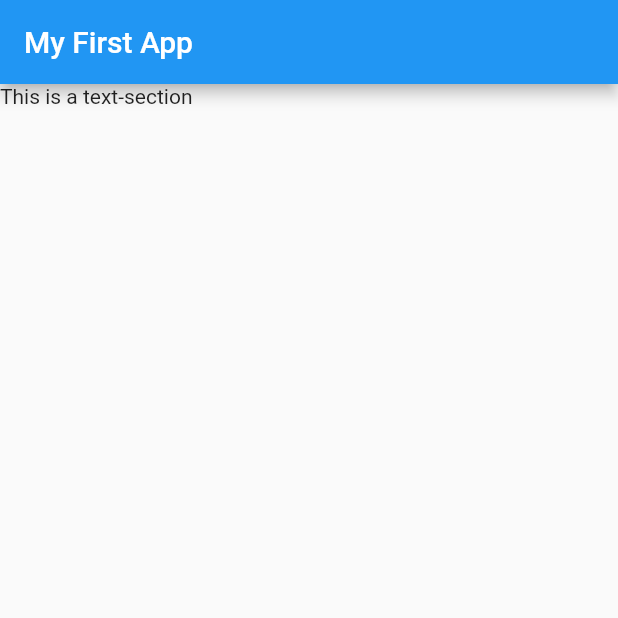
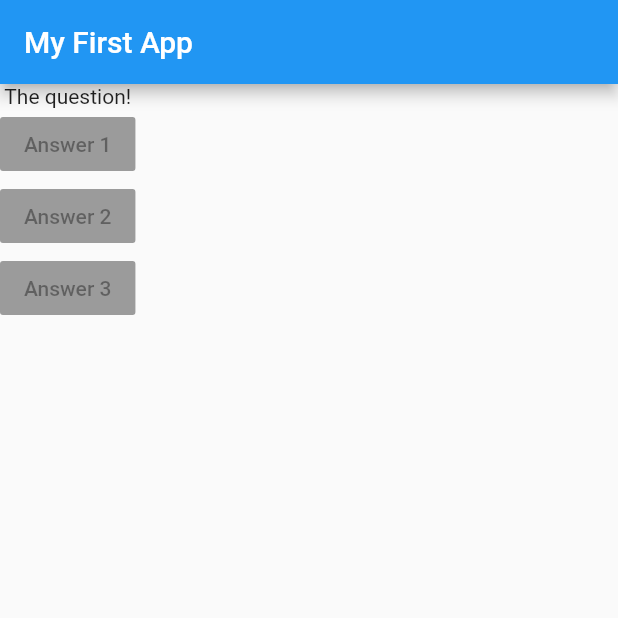
Before and after one commit to Traarjo/quiz_app, a Flutter app: the screen it shows after launch, on a phone screen of 412 x 824 dp, the top half of it. Run offline on Flutter 3.47's test engine with Material 2 defaults, Android fonts, the phone set to English and light mode, and no system bars.

Commit message:
added list of buttons

```diff
--- a/lib/main.dart
+++ b/lib/main.dart
@@ -5,11 +5,20 @@ void main() => runApp(MyApp());
 class MyApp extends StatelessWidget {
   @override
   Widget build(BuildContext context) {
+    var question = [
+      'What\'s your favourite colour?',
+      'What\'s your favourite animal?',
+    ];
     return MaterialApp(home: Scaffold(
       appBar: AppBar(
           title: Text('My First App'),
       ),
-      body: Text('This is a text-section'),
+      body: Column(children: [
+        Text('The question!'),
+        RaisedButton(child: Text('Answer 1'), onPressed: null,),
+        RaisedButton(child: Text('Answer 2'), onPressed: null,),
+        RaisedButton(child: Text('Answer 3'), onPressed: null,),
+      ],),
     ));
   }
 }
```
